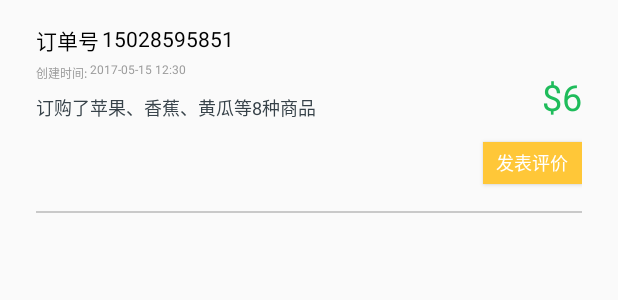
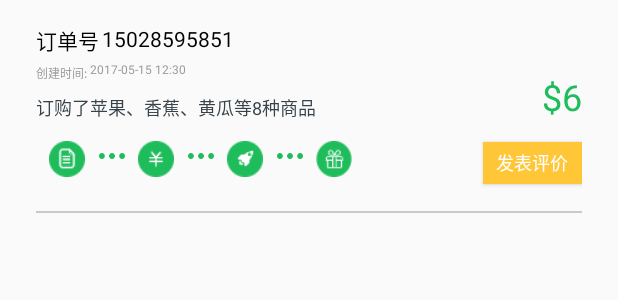
Before and after one commit to LRdeath/QingVegetable, an Android app: the layout item_recview_order.xml on its own in the app's theme, with its tools: preview values and no code run, on a phone screen of 412 x 824 dp. Shown: the top 300 px of the screen. Run offline under Robolectric (Android 15) with nearby library versions, the phone set to English and light mode, and no system bars.

Commit message:
Merge branch 'master' of /Users/yang/Desktop/AProject/QingVegetable with conflicts.

```diff
--- a/app/src/main/java/io/github/vzer/sharevegetable/order/adapter/OrderViewPagerAdapter.java
+++ b/app/src/main/java/io/github/vzer/sharevegetable/order/adapter/OrderViewPagerAdapter.java
@@ -107,7 +107,7 @@ public class OrderViewPagerAdapter extends FragmentPagerAdapter {
                 title = "待付款";
                 break;
             case OrderFragment.PAGER_NO_DISTRIBUTE:
-                title = "代配送";
+                title = "待配送";
                 break;
             case OrderFragment.PAGER_NO_PICK_UP:
                 title = "待取货";
--- /dev/null
+++ b/app/src/main/java/io/github/vzer/sharevegetable/widget/DistributeView.java
@@ -0,0 +1,36 @@
+package io.github.vzer.sharevegetable.widget;
+
+import android.content.Context;
+import android.support.annotation.Nullable;
+import android.util.AttributeSet;
+import android.view.LayoutInflater;
+import android.widget.LinearLayout;
+
+import butterknife.BindView;
+import io.github.vzer.sharevegetable.R;
+
+/**
+ * @author YangCihang
+ * @since 17/8/3.
+ * email yangcihang@hrsoft.net
+ */
+
+public class DistributeView extends LinearLayout {
+    public DistributeView(Context context) {
+        super(context);
+        LayoutInflater.from(context).inflate(R.layout.view_image_distribute_statue, this, true);
+    }
+
+    public DistributeView(Context context, @Nullable AttributeSet attrs) {
+        super(context, attrs);
+        LayoutInflater.from(context).inflate(R.layout.view_image_distribute_statue, this, true);
+        initView();
+    }
+
+    /**
+     * 初始化布局信息（暴露出view设置的相关接口）
+     */
+    private void initView() {
+    }
+
+}
--- a/app/src/main/res/drawable/bg_btn_account_enable.xml
+++ b/app/src/main/res/drawable/bg_btn_account_enable.xml
@@ -3,5 +3,4 @@
     android:shape="rectangle">
     <corners android:radius="@dimen/len_32" />
     <solid android:color="@color/colorPrimary"/>
-
 </shape>
--- a/app/src/main/res/layout/item_recview_order.xml
+++ b/app/src/main/res/layout/item_recview_order.xml
@@ -1,10 +1,6 @@
 <?xml version="1.0" encoding="utf-8"?>
-<LinearLayout
+<RelativeLayout
     xmlns:android="http://schemas.android.com/apk/res/android"
-    android:layout_width="match_parent"
-    android:layout_height="wrap_content">
-
-    <RelativeLayout
     android:layout_width="match_parent"
     android:layout_height="142dp"
     android:orientation="vertical"
@@ -87,7 +83,12 @@
         android:text="@string/text_order_item_evaluate"
         android:textColor="@color/white"
         android:textSize="@dimen/font_12"/>
-
+<io.github.vzer.sharevegetable.widget.DistributeView
+    android:layout_width="wrap_content"
+    android:layout_height="@dimen/len_24"
+    android:layout_below="@id/txt_product_list"
+    android:layout_marginTop="13dp">
+</io.github.vzer.sharevegetable.widget.DistributeView>
     <View
         android:layout_width="match_parent"
         android:layout_height="1dp"
@@ -95,4 +96,3 @@
         android:background="@color/div_color"/>
 
 </RelativeLayout>
-</LinearLayout>
--- /dev/null
+++ b/app/src/main/res/layout/view_image_distribute_statue.xml
@@ -0,0 +1,92 @@
+<?xml version="1.0" encoding="utf-8"?>
+<LinearLayout xmlns:android="http://schemas.android.com/apk/res/android"
+              android:orientation="horizontal"
+              android:layout_width="match_parent"
+              android:layout_height="match_parent">
+    <RelativeLayout
+        android:layout_width="wrap_content"
+        android:layout_height="wrap_content"
+        android:orientation="vertical">
+        <ImageView
+            android:id="@+id/img_submit"
+            android:layout_width="@dimen/len_24"
+            android:layout_centerHorizontal="true"
+            android:layout_height="@dimen/len_24"
+            android:background="@drawable/ic_submit_selected"/>
+        <TextView
+            android:id="@+id/txt_submit"
+            android:layout_width="wrap_content"
+            android:layout_height="wrap_content"
+            android:layout_below="@id/img_submit"
+            android:text="@string/text_submit"/>
+    </RelativeLayout>
+    <ImageView
+        android:id="@+id/img_point_payment"
+        android:layout_width="wrap_content"
+        android:layout_height="wrap_content"
+        android:background="@drawable/ic_dot_selected"
+        android:layout_marginTop="@dimen/len_8"/>
+    <RelativeLayout
+        android:layout_width="wrap_content"
+        android:layout_height="wrap_content"
+        android:orientation="vertical">
+        <ImageView
+            android:id="@+id/img_payment"
+            android:layout_width="@dimen/len_24"
+            android:layout_height="@dimen/len_24"
+            android:layout_centerHorizontal="true"
+            android:background="@drawable/ic_pay_selected"/>
+        <TextView
+            android:id="@+id/txt_payment"
+            android:layout_width="wrap_content"
+            android:layout_height="wrap_content"
+            android:layout_below="@id/img_payment"
+            android:text="@string/text_payment"/>
+    </RelativeLayout>
+    <ImageView
+        android:id="@+id/img_point_pick"
+        android:layout_width="wrap_content"
+        android:layout_height="wrap_content"
+        android:layout_marginTop="@dimen/len_8"
+        android:background="@drawable/ic_dot_selected"/>
+    <RelativeLayout
+        android:layout_width="wrap_content"
+        android:layout_height="wrap_content"
+        android:orientation="vertical">
+        <ImageView
+            android:id="@+id/img_pick"
+            android:layout_centerHorizontal="true"
+            android:background="@drawable/ic_pick_selected"
+            android:layout_width="@dimen/len_24"
+            android:layout_height="@dimen/len_24"/>
+        <TextView
+            android:id="@+id/txt_pick"
+            android:layout_below="@id/img_pick"
+            android:layout_width="wrap_content"
+            android:layout_height="wrap_content"
+            android:text="@string/text_pick"/>
+    </RelativeLayout>
+    <ImageView
+        android:id="@+id/img_point_finish"
+        android:layout_width="wrap_content"
+        android:background="@drawable/ic_dot_selected"
+        android:layout_marginTop="@dimen/len_8"
+        android:layout_height="wrap_content"/>
+    <RelativeLayout
+        android:layout_width="wrap_content"
+        android:layout_height="wrap_content"
+        android:orientation="vertical">
+        <ImageView
+            android:id="@+id/img_finish"
+            android:background="@drawable/ic_finish_selected"
+            android:layout_width="@dimen/len_24"
+            android:layout_centerHorizontal="true"
+            android:layout_height="@dimen/len_24"/>
+        <TextView
+            android:id="@+id/txt_finish"
+            android:layout_below="@id/img_finish"
+            android:layout_width="wrap_content"
+            android:layout_height="wrap_content"
+            android:text="@string/text_finish"/>
+    </RelativeLayout>
+</LinearLayout>
--- a/app/src/main/res/values/strings.xml
+++ b/app/src/main/res/values/strings.xml
@@ -38,5 +38,9 @@
     <string name="toast_exit">再按一次返回键退出</string>
     <string name="text_order_item_create_time">创建时间:</string>
     <string name="text_order_item_evaluate">发表评价</string>
+    <string name="text_submit">已提交</string>
+    <string name="text_payment">已付款</string>
+    <string name="text_pick">待取货</string>
+    <string name="text_finish">已完成</string>
     <string name="money">¥</string>
 </resources>
--- a/common/src/main/java/io/github/vzer/common/app/Application.java
+++ b/common/src/main/java/io/github/vzer/common/app/Application.java
@@ -23,7 +23,6 @@ public class Application extends android.app.Application {
     public void onCreate() {
         super.onCreate();
         instance = this;
-        registerActivityLifecycleCallbacks(activityLifecycleCallbacks);
     }
 
     /**
@@ -79,20 +78,20 @@ public class Application extends android.app.Application {
      * @param activity
      */
     public static void removeActivity(Activity activity) {
-        activity.finish();
+        if (activity!=null&&!activity.isFinishing()){
+            activity.finish();
+        }
     }
 
     /**
-     *清除所有Activity
+     * 清除所有Activity
      */
     public static void removeAllActivity() {
-     for(Activity activity:activityList){
-         if(activity!=null&&!activity.isFinishing()){
-             activity.finish();
-         }
-     }
+        for (Activity activity : activityList) {
+            if (activity != null && !activity.isFinishing())
+                activity.finish();
+        }
     }
-
     /**
      * 退出应用
      */
```
Also changed, not shown: app/src/main/res/drawable-xxhdpi/ic_dot_gray.png (added), app/src/main/res/drawable-xxhdpi/ic_dot_selected.png (added), app/src/main/res/drawable-xxhdpi/ic_finish_gray.png (added), app/src/main/res/drawable-xxhdpi/ic_finish_selected.png (added), app/src/main/res/drawable-xxhdpi/ic_pay_gray.png (added), app/src/main/res/drawable-xxhdpi/ic_pay_selected.png (added), app/src/main/res/drawable-xxhdpi/ic_pick_gray.png (added), app/src/main/res/drawable-xxhdpi/ic_pick_selected.png (added), app/src/main/res/drawable-xxhdpi/ic_submit_gray.png (added), app/src/main/res/drawable-xxhdpi/ic_submit_selected.png (added). Lines whose indentation alone changed are shown as unchanged.
